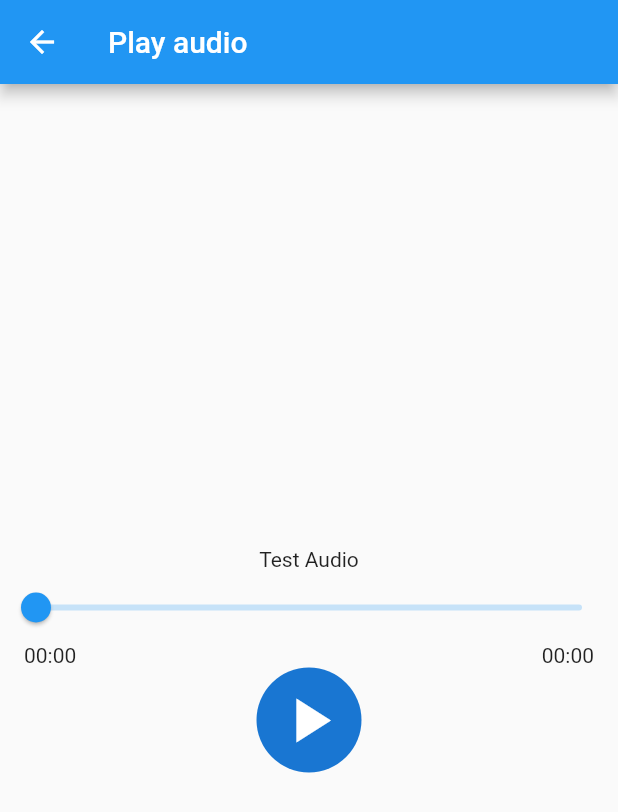
After one commit to StorytellingApp/Audioasis, a Flutter app: the screen it shows once a user with an empty profile is signed in, after a tap on "Go To Audio Player", on a phone screen of 412 x 824 dp. The commit adds this screen. Shown: the top 812 px of the screen. Run offline on Flutter 3.47's test engine with Material 2 defaults, Android fonts, the phone set to English and light mode, and no system bars; our stand-ins replace audioplayers, email_validator, firebase_auth, firebase_core, firebase_storage; accounts and stored records are empty; network calls fail.

Commit message:
Verify Email and Version 1 0f Audioplayer - has memory leak

```diff
--- a/lib/home_page.dart
+++ b/lib/home_page.dart
@@ -4,6 +4,7 @@ import 'package:flutter/gestures.dart';
 import 'package:firebase_auth/firebase_auth.dart';
 import 'main.dart';
 import 'auth_page.dart';
+import 'play_audio.dart';
 
 class HomePage extends StatefulWidget {
   const HomePage({Key? key}) : super(key: key);
@@ -34,6 +35,13 @@ class _HomePageState extends State<HomePage> {
           TextButton(onPressed: () => FirebaseAuth.instance.signOut(),
               child: const Text('Logout')
           ),
+          const SizedBox(height: 50,),
+          TextButton(
+            onPressed: () => Navigator.push(context,MaterialPageRoute(
+              builder: (context) => PlayAudioWidget()
+            )),
+            child: const Text('Go To Audio Player'),
+          )
         ],
       ),
     );
--- /dev/null
+++ b/lib/play_audio.dart
@@ -0,0 +1,125 @@
+import 'dart:async';
+import 'dart:math';
+import 'package:destudio_test/home_page.dart';
+import 'package:firebase_auth/firebase_auth.dart';
+import 'package:firebase_core/firebase_core.dart';
+import 'package:firebase_storage/firebase_storage.dart';
+import 'package:flutter/material.dart';
+import 'utils.dart';
+import 'package:audioplayers/audioplayers.dart';
+
+class PlayAudioWidget extends StatefulWidget {
+  const PlayAudioWidget({Key? key}) : super(key: key);
+
+  @override
+  State<PlayAudioWidget> createState() => _PlayAudioWidgetState();
+}
+
+class _PlayAudioWidgetState extends State<PlayAudioWidget> {
+  final storageRef = FirebaseStorage.instance.ref();
+
+  final audioPlayer = AudioPlayer();
+  bool isPlaying = false;
+  Duration duration = Duration.zero;
+  Duration position = Duration.zero;
+
+  @override
+  void initState() {
+
+    //play, pause, etc
+    audioPlayer.onPlayerStateChanged.listen((state) {
+      setState(() {
+        isPlaying = state == PlayerState.playing;
+      });
+    });
+
+    //duration
+    audioPlayer.onDurationChanged.listen((newDuration) {
+      setState(() {
+        duration = newDuration;
+      });
+    });
+
+    //audio position
+    audioPlayer.onPositionChanged.listen((newPosition) {
+      setState(() {
+        position = newPosition;
+      });
+    });
+
+
+    super.initState();
+  }
+
+  @override
+  void dispose() {
+    audioPlayer.dispose();
+
+    super.dispose();
+  }
+
+
+  @override
+  Widget build(BuildContext context) {
+    return Scaffold(
+      appBar: AppBar(
+        title: const Text('Play audio'),
+      ),
+      body: Column(
+        mainAxisAlignment: MainAxisAlignment.center,
+        children: [
+          const Text(
+            'Test Audio',
+            style: TextStyle(fontSize: 14),
+          ),
+          Slider(
+            min: 0,
+            max: duration.inSeconds.toDouble(),
+            value: position.inSeconds.toDouble(),
+            onChanged: (value) async {},
+          ),
+          Padding(
+            padding: const EdgeInsets.symmetric(horizontal: 16),
+            child: Row(
+              mainAxisAlignment: MainAxisAlignment.spaceBetween,
+              children: [
+                Text(formatTime(position)),
+                Text(formatTime(duration-position)),
+              ],
+            ),
+          ),
+          CircleAvatar(
+            radius: 35,
+            child: IconButton(
+              icon: Icon(
+                isPlaying ? Icons.pause : Icons.play_arrow,
+              ),
+              iconSize: 50,
+              onPressed: () async {
+                if (isPlaying) {
+                  await audioPlayer.pause();
+                } else {
+                  String storyURL = await storageRef.child("Audio/test.mp3").getDownloadURL();
+                  await audioPlayer.play(UrlSource(storyURL));
+                }
+              },
+            ),
+          ),
+        ],
+      ),
+    );
+  }
+
+  String formatTime(Duration duration) {
+    String twoDigits(int n) => n.toString().padLeft(2,'0');
+    final hours = twoDigits(duration.inHours);
+    final minutes = twoDigits(duration.inMinutes.remainder(60));
+    final seconds = twoDigits(duration.inSeconds.remainder(60));
+
+    return [
+      if (duration.inHours > 0) hours,
+      minutes,
+      seconds,
+    ].join(':');
+  }
+}
--- a/lib/verify_email_page.dart
+++ b/lib/verify_email_page.dart
@@ -1,5 +1,4 @@
 import 'dart:async';
-
 import 'package:destudio_test/home_page.dart';
 import 'package:firebase_auth/firebase_auth.dart';
 import 'package:flutter/material.dart';
--- a/pubspec.yaml
+++ b/pubspec.yaml
@@ -39,6 +39,9 @@ dependencies:
   cloud_firestore: ^4.3.1
   firebase_auth: ^4.2.4
   email_validator: ^2.1.17
+  firebase_core: ^2.4.1
+  firebase_storage: ^11.0.10
+  audioplayers: ^2.0.0
 
 dev_dependencies:
   flutter_test:
```
Also changed, not shown: pubspec.lock.
